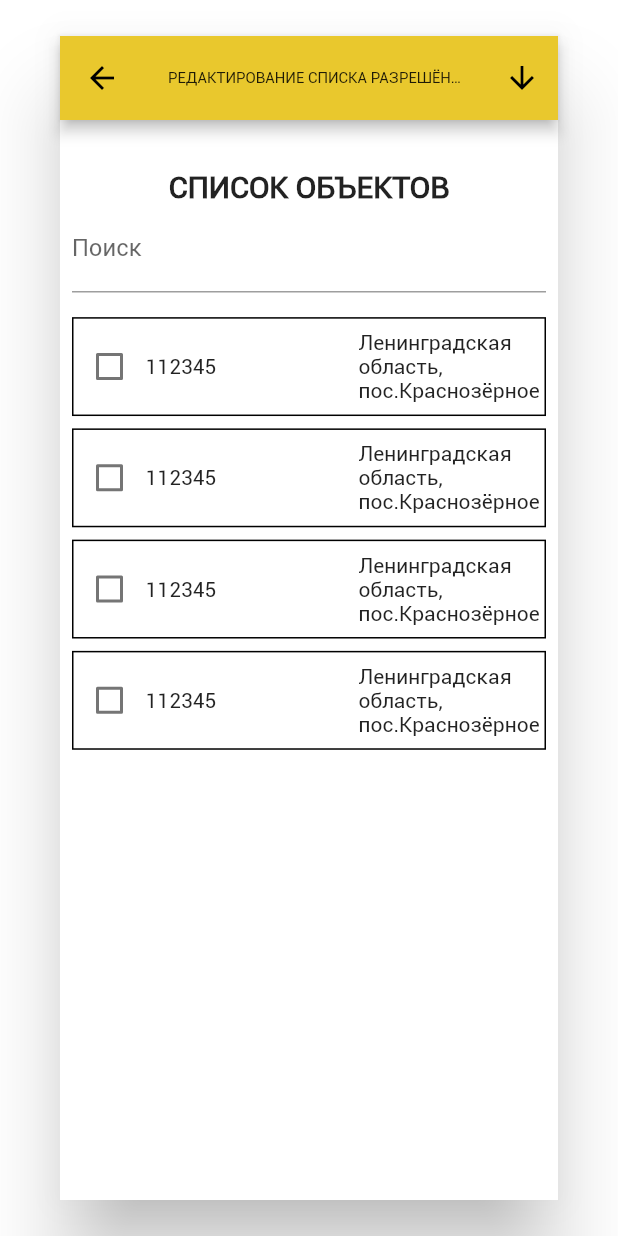
After one commit to Medvedoc/TitanLK, a Flutter app: the Wid screen opened directly, on a phone screen of 412 x 824 dp. The commit adds this screen. Run offline on Flutter 3.47's test engine with Material 2 defaults, Android fonts, the phone set to English and light mode, and no system bars; our stand-ins replace flutter_bloc, flutter_multi_formatter, flutter_switch, font_awesome_flutter, image_cropper, image_picker; missing offline and left inert: flutter_picker, flutter_shine, icon_shadow.

Commit message:
m11-4-2 update

```diff
--- a/lib/bloc/mainBloc.dart
+++ b/lib/bloc/mainBloc.dart
@@ -29,6 +29,7 @@ class MainState {
   static const int m11_4 = 15;
   static const int m11_5 = 16;
   static const int m11_6 = 17;
+  static const int m11_4_2 = 18;
 
   //static const int participants = 1;
   //static const int myWFRS = 2;
@@ -72,6 +73,8 @@ class MainState {
         return 'Настройка уведомлений';
       case m11_6:
         return 'Настройка уведомлений';
+      case m11_4_2:
+        return 'Настройка уведомлений';
       //case participants:
       //  return 'wfrsParticipants';
       //case myWFRS:
--- a/lib/page/mainPage.dart
+++ b/lib/page/mainPage.dart
@@ -9,9 +9,11 @@ import 'package:flutter_image/stubPage/TitanStubPage1.dart';
 import 'package:flutter_image/stubPage/TitanStubPage2.dart';
 import 'package:flutter_image/stubPage/TitanStubPage3.dart';
 import 'package:flutter_image/stubPage/TitanStubPage4.dart';
+import 'package:flutter_image/widgets/OpenObjecktTable.dart';
 import 'package:flutter_image/widgets/extendedMenu.dart';
 import 'package:flutter_image/widgets/m11-2.dart';
 import 'package:flutter_image/widgets/m11-3.dart';
+import 'package:flutter_image/widgets/m11-4-2.dart';
 import 'package:flutter_image/widgets/m11-4.dart';
 import 'package:flutter_image/widgets/m11-5.dart';
 import 'package:flutter_image/widgets/m11-6.dart';
@@ -125,6 +127,8 @@ class MainPage extends StatelessWidget {
         return M11_5();
       case MainState.m11_6:
         return M11_6();
+      case MainState.m11_4_2:
+        return M11_4_2();
       default:
         return ExtendedMenuWidget();
     }
--- a/lib/widgets/extendedMenu.dart
+++ b/lib/widgets/extendedMenu.dart
@@ -26,7 +26,8 @@ class ExtendedMenuWidget extends StatelessWidget {
           _getButton(context, Icon(Icons.monitor, size: _iconSize, color: _color), "n_16", MainState.n_16),
           _getButton(context, Icon(Icons.monitor, size: _iconSize, color: _color), "m11_4", MainState.m11_4),
           _getButton(context, Icon(Icons.monitor, size: _iconSize, color: _color), "m11_5", MainState.m11_5),
-                    _getButton(context, Icon(Icons.monitor, size: _iconSize, color: _color), "m11_6", MainState.m11_6),
+          _getButton(context, Icon(Icons.monitor, size: _iconSize, color: _color), "m11_6", MainState.m11_6),
+          _getButton(context, Icon(Icons.monitor, size: _iconSize, color: _color), "m11_4_2", MainState.m11_4_2),
         ],
       )
     ]);
--- /dev/null
+++ b/lib/widgets/m11-4-2.dart
@@ -0,0 +1,214 @@
+import 'package:flutter/material.dart';
+
+class M11_4_2 extends StatefulWidget {
+  @override
+  _M11_4_2State createState() => _M11_4_2State();
+}
+
+class _M11_4_2State extends State<M11_4_2> {
+  @override
+  Widget build(BuildContext context) {
+    return Center(
+      child: FlatButton(
+        child: Text("press"),
+        onPressed: () {
+          showDialog(
+            context: context,
+            builder: (context) {
+              return Wid();
+            },
+          );
+        },
+      ),
+    );
+  }
+}
+
+class Wid extends StatefulWidget {
+  @override
+  _WidState createState() => _WidState();
+}
+
+class _WidState extends State<Wid> {
+  bool _isPressed = false;
+  @override
+  Widget build(BuildContext context) {
+    return Dialog(
+      child: Scaffold(
+        backgroundColor: Colors.white,
+        appBar: AppBar(
+          backgroundColor: Color.fromRGBO(233, 200, 45, 1),
+          centerTitle: true,
+          title: Expanded(
+            child: Text(
+              "РЕДАКТИРОВАНИЕ СПИСКА РАЗРЕШЁННЫХ ОБЪЕКТОВ",
+              style: TextStyle(
+                fontSize: 10,
+              ),
+            ),
+          ),
+          actions: [
+            IconButton(
+              icon: Icon(Icons.arrow_downward),
+              onPressed: () {},
+            ),
+          ],
+        ),
+        body: Column(
+          children: [
+            SizedBox(
+              height: MediaQuery.of(context).size.height * 0.04,
+            ),
+            Text(
+              "СПИСОК ОБЪЕКТОВ",
+              style: TextStyle(
+                fontWeight: FontWeight.bold,
+                fontSize: 20,
+              ),
+            ),
+            Padding(
+              padding: EdgeInsets.symmetric(horizontal: 8),
+              child: TextField(
+                decoration: InputDecoration(
+                  labelText: "Поиск",
+                ),
+              ),
+            ),
+            SizedBox(
+              height: MediaQuery.of(context).size.height * 0.02,
+            ),
+            Padding(
+              padding: const EdgeInsets.symmetric(horizontal: 8.0),
+              child: Container(
+                width: MediaQuery.of(context).size.width * 0.9,
+                height: MediaQuery.of(context).size.height * 0.08,
+                decoration: BoxDecoration(border: Border.all(color: Colors.black)),
+                child: Row(
+                  children: [
+                    Checkbox(
+                      activeColor: Colors.black,
+                      value: _isPressed,
+                      onChanged: (value) {
+                        setState(
+                          () {
+                            _isPressed = value;
+                          },
+                        );
+                      },
+                    ),
+                    Text("112345"),
+                    SizedBox(
+                      width: MediaQuery.of(context).size.width * 0.23,
+                    ),
+                    Expanded(
+                      child: Text("Ленинградская область, пос.Краснозёрное"),
+                    ),
+                  ],
+                ),
+              ),
+            ),
+            SizedBox(
+              height: MediaQuery.of(context).size.height * 0.01,
+            ),
+            Padding(
+              padding: const EdgeInsets.symmetric(horizontal: 8.0),
+              child: Container(
+                width: MediaQuery.of(context).size.width * 0.9,
+                height: MediaQuery.of(context).size.height * 0.08,
+                decoration: BoxDecoration(border: Border.all(color: Colors.black)),
+                child: Row(
+                  children: [
+                    Checkbox(
+                      activeColor: Colors.black,
+                      value: _isPressed,
+                      onChanged: (value) {
+                        setState(
+                          () {
+                            _isPressed = value;
+                          },
+                        );
+                      },
+                    ),
+                    Text("112345"),
+                    SizedBox(
+                      width: MediaQuery.of(context).size.width * 0.23,
+                    ),
+                    Expanded(
+                      child: Text("Ленинградская область, пос.Краснозёрное"),
+                    ),
+                  ],
+                ),
+              ),
+            ),
+            SizedBox(
+              height: MediaQuery.of(context).size.height * 0.01,
+            ),
+            Padding(
+              padding: const EdgeInsets.symmetric(horizontal: 8.0),
+              child: Container(
+                width: MediaQuery.of(context).size.width * 0.9,
+                height: MediaQuery.of(context).size.height * 0.08,
+                decoration: BoxDecoration(border: Border.all(color: Colors.black)),
+                child: Row(
+                  children: [
+                    Checkbox(
+                      activeColor: Colors.black,
+                      value: _isPressed,
+                      onChanged: (value) {
+                        setState(
+                          () {
+                            _isPressed = value;
+                          },
+                        );
+                      },
+                    ),
+                    Text("112345"),
+                    SizedBox(
+                      width: MediaQuery.of(context).size.width * 0.23,
+                    ),
+                    Expanded(
+                      child: Text("Ленинградская область, пос.Краснозёрное"),
+                    ),
+                  ],
+                ),
+              ),
+            ),
+            SizedBox(
+              height: MediaQuery.of(context).size.height * 0.01,
+            ),
+            Padding(
+              padding: const EdgeInsets.symmetric(horizontal: 8.0),
+              child: Container(
+                width: MediaQuery.of(context).size.width * 0.9,
+                height: MediaQuery.of(context).size.height * 0.08,
+                decoration: BoxDecoration(border: Border.all(color: Colors.black)),
+                child: Row(
+                  children: [
+                    Checkbox(
+                      activeColor: Colors.black,
+                      value: _isPressed,
+                      onChanged: (value) {
+                        setState(
+                          () {
+                            _isPressed = value;
+                          },
+                        );
+                      },
+                    ),
+                    Text("112345"),
+                    SizedBox(
+                      width: MediaQuery.of(context).size.width * 0.23,
+                    ),
+                    Expanded(
+                      child: Text("Ленинградская область, пос.Краснозёрное"),
+                    ),
+                  ],
+                ),
+              ),
+            ),
+          ],
+        ),
+      ),
+    );
+  }
+}
```
